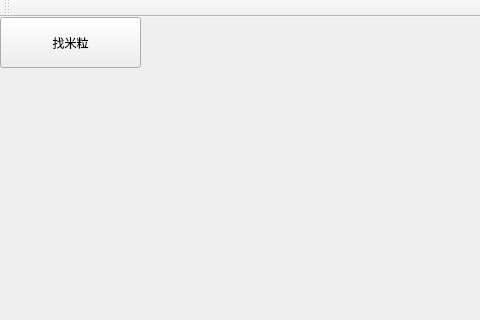
Qt form ui/mainwindow.ui (wxxhub/machine_view) before a commit; both pictures show x 0 to 480 and y 0 to 320 of the 800 by 600 pixel window.
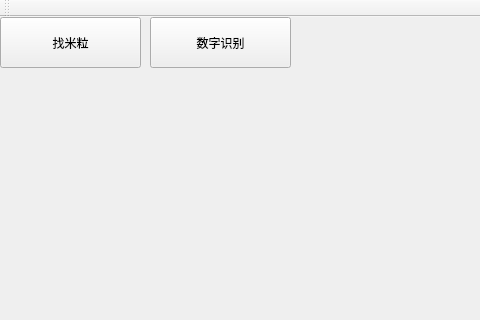
The same form after that commit.

Patch:
```diff
--- a/ui/mainwindow.ui
+++ b/ui/mainwindow.ui
@@ -27,6 +27,19 @@
      <string>找米粒</string>
     </property>
    </widget>
+   <widget class="QPushButton" name="toNumDet">
+    <property name="geometry">
+     <rect>
+      <x>150</x>
+      <y>0</y>
+      <width>141</width>
+      <height>51</height>
+     </rect>
+    </property>
+    <property name="text">
+     <string>数字识别</string>
+    </property>
+   </widget>
   </widget>
   <widget class="QMenuBar" name="menuBar">
    <property name="geometry">
```
